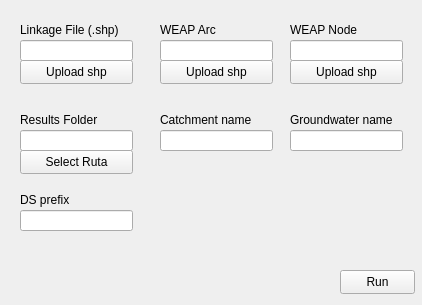
Old version of the form geo_checker_dialog.ui in the repository Kalliam/GeoCheckerQGIS.
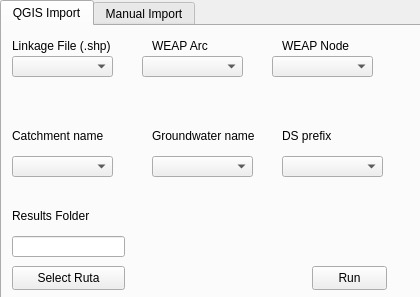
New version of the form. Custom widgets are drawn as their Qt base class.

Commit message: Second tab on UI for automatic input

```diff
--- a/geo_checker_dialog.ui
+++ b/geo_checker_dialog.ui
@@ -6,54 +6,34 @@
    <rect>
     <x>0</x>
     <y>0</y>
-    <width>422</width>
-    <height>305</height>
+    <width>420</width>
+    <height>297</height>
    </rect>
   </property>
   <property name="windowTitle">
    <string>Form</string>
   </property>
-  <widget class="QLabel" name="label">
+  <widget class="QTabWidget" name="tabWidget">
    <property name="geometry">
     <rect>
-     <x>20</x>
-     <y>20</y>
-     <width>101</width>
-     <height>20</height>
+     <x>0</x>
+     <y>0</y>
+     <width>421</width>
+     <height>301</height>
     </rect>
    </property>
-   <property name="text">
-    <string>Linkage File (.shp)</string>
+   <property name="currentIndex">
+    <number>0</number>
    </property>
-  </widget>
-  <widget class="QLineEdit" name="lineEdit_linkage">
+   <widget class="QWidget" name="tab_2">
+    <attribute name="title">
+     <string>QGIS Import</string>
+    </attribute>
+    <widget class="QLabel" name="label_23">
    <property name="geometry">
     <rect>
-     <x>20</x>
-     <y>40</y>
-     <width>113</width>
-     <height>21</height>
-    </rect>
-   </property>
-  </widget>
-  <widget class="QPushButton" name="btn_explore_linkage">
-   <property name="geometry">
-    <rect>
-     <x>20</x>
-     <y>60</y>
-     <width>113</width>
-     <height>24</height>
-    </rect>
-   </property>
-   <property name="text">
-    <string>Upload shp</string>
-   </property>
-  </widget>
-  <widget class="QLabel" name="label_2">
-   <property name="geometry">
-    <rect>
-     <x>160</x>
-     <y>20</y>
+       <x>150</x>
+       <y>10</y>
      <width>101</width>
      <height>20</height>
     </rect>
@@ -62,34 +42,66 @@
     <string>WEAP Arc</string>
    </property>
   </widget>
-  <widget class="QLineEdit" name="lineEdit_arc">
+    <widget class="QLabel" name="label_24">
    <property name="geometry">
     <rect>
-     <x>160</x>
-     <y>40</y>
+       <x>280</x>
+       <y>100</y>
      <width>113</width>
-     <height>21</height>
-    </rect>
-   </property>
-  </widget>
-  <widget class="QPushButton" name="btn_explore_arc">
+       <height>20</height>
+      </rect>
+     </property>
+     <property name="text">
+      <string>DS prefix</string>
+     </property>
+    </widget>
+    <widget class="QLabel" name="label_25">
    <property name="geometry">
     <rect>
-     <x>160</x>
-     <y>60</y>
+       <x>150</x>
+       <y>100</y>
      <width>113</width>
-     <height>24</height>
-    </rect>
-   </property>
+       <height>20</height>
+      </rect>
+     </property>
+     <property name="autoFillBackground">
+      <bool>false</bool>
+     </property>
    <property name="text">
-    <string>Upload shp</string>
-   </property>
-  </widget>
-  <widget class="QLabel" name="label_3">
+      <string>Groundwater name</string>
+     </property>
+    </widget>
+    <widget class="QLabel" name="label_26">
    <property name="geometry">
     <rect>
-     <x>290</x>
-     <y>20</y>
+       <x>10</x>
+       <y>100</y>
+       <width>113</width>
+       <height>20</height>
+      </rect>
+     </property>
+     <property name="text">
+      <string>Catchment name</string>
+     </property>
+    </widget>
+    <widget class="QLabel" name="label_27">
+     <property name="geometry">
+      <rect>
+       <x>10</x>
+       <y>180</y>
+       <width>101</width>
+       <height>20</height>
+      </rect>
+     </property>
+     <property name="text">
+      <string>Results Folder</string>
+     </property>
+    </widget>
+    <widget class="QLabel" name="label_28">
+     <property name="geometry">
+      <rect>
+       <x>280</x>
+       <y>10</y>
      <width>101</width>
      <height>20</height>
     </rect>
@@ -98,34 +110,128 @@
     <string>WEAP Node</string>
    </property>
   </widget>
-  <widget class="QLineEdit" name="lineEdit_node">
+    <widget class="QLabel" name="label_29">
    <property name="geometry">
     <rect>
-     <x>290</x>
-     <y>40</y>
+       <x>10</x>
+       <y>10</y>
+       <width>101</width>
+       <height>20</height>
+      </rect>
+     </property>
+     <property name="text">
+      <string>Linkage File (.shp)</string>
+     </property>
+    </widget>
+    <widget class="QgsMapLayerComboBox" name="cmb_layer_malla">
+     <property name="geometry">
+      <rect>
+       <x>10</x>
+       <y>30</y>
+       <width>101</width>
+       <height>21</height>
+      </rect>
+     </property>
+    </widget>
+    <widget class="QgsMapLayerComboBox" name="cmb_layer_arcs">
+     <property name="geometry">
+      <rect>
+       <x>140</x>
+       <y>30</y>
+       <width>101</width>
+       <height>21</height>
+      </rect>
+     </property>
+    </widget>
+    <widget class="QgsMapLayerComboBox" name="cmb_layer_nodes">
+     <property name="geometry">
+      <rect>
+       <x>270</x>
+       <y>30</y>
+       <width>101</width>
+       <height>21</height>
+      </rect>
+     </property>
+    </widget>
+    <widget class="QgsFieldComboBox" name="cmb_field_catchment">
+     <property name="geometry">
+      <rect>
+       <x>10</x>
+       <y>130</y>
+       <width>101</width>
+       <height>21</height>
+      </rect>
+     </property>
+    </widget>
+    <widget class="QgsFieldComboBox" name="cmb_field_groundwater">
+     <property name="geometry">
+      <rect>
+       <x>150</x>
+       <y>130</y>
+       <width>101</width>
+       <height>21</height>
+      </rect>
+     </property>
+    </widget>
+    <widget class="QLineEdit" name="txt_folder">
+     <property name="geometry">
+      <rect>
+       <x>10</x>
+       <y>210</y>
      <width>113</width>
      <height>21</height>
     </rect>
    </property>
-  </widget>
-  <widget class="QPushButton" name="btn_explore_node">
+     <property name="readOnly">
+      <bool>true</bool>
+     </property>
+    </widget>
+    <widget class="QgsFieldComboBox" name="cmb_field_ds_prefix">
    <property name="geometry">
     <rect>
-     <x>290</x>
-     <y>60</y>
+       <x>280</x>
+       <y>130</y>
+       <width>101</width>
+       <height>21</height>
+      </rect>
+     </property>
+    </widget>
+    <widget class="QPushButton" name="btn_explore_folder_2">
+     <property name="geometry">
+      <rect>
+       <x>10</x>
+       <y>240</y>
      <width>113</width>
      <height>24</height>
     </rect>
    </property>
    <property name="text">
-    <string>Upload shp</string>
-   </property>
-  </widget>
+      <string>Select Ruta</string>
+     </property>
+    </widget>
+    <widget class="QPushButton" name="btn_run_2">
+     <property name="geometry">
+      <rect>
+       <x>310</x>
+       <y>240</y>
+       <width>75</width>
+       <height>24</height>
+      </rect>
+     </property>
+     <property name="text">
+      <string>Run</string>
+     </property>
+    </widget>
+   </widget>
+   <widget class="QWidget" name="tab_4">
+    <attribute name="title">
+     <string>Manual Import</string>
+    </attribute>
   <widget class="QLabel" name="label_4">
    <property name="geometry">
     <rect>
-     <x>20</x>
-     <y>110</y>
+       <x>10</x>
+       <y>170</y>
      <width>101</width>
      <height>20</height>
     </rect>
@@ -137,31 +243,18 @@
   <widget class="QLineEdit" name="lineEdit_folder">
    <property name="geometry">
     <rect>
-     <x>20</x>
-     <y>130</y>
+       <x>10</x>
+       <y>190</y>
      <width>113</width>
      <height>21</height>
     </rect>
    </property>
   </widget>
-  <widget class="QPushButton" name="btn_explore_folder">
-   <property name="geometry">
-    <rect>
-     <x>20</x>
-     <y>150</y>
-     <width>113</width>
-     <height>24</height>
-    </rect>
-   </property>
-   <property name="text">
-    <string>Select Ruta</string>
-   </property>
-  </widget>
   <widget class="QLabel" name="label_5">
    <property name="geometry">
     <rect>
-     <x>160</x>
-     <y>110</y>
+       <x>10</x>
+       <y>90</y>
      <width>113</width>
      <height>20</height>
     </rect>
@@ -170,21 +263,24 @@
     <string>Catchment name</string>
    </property>
   </widget>
-  <widget class="QLineEdit" name="lineEdit_catchment">
+    <widget class="QLabel" name="label_3">
    <property name="geometry">
     <rect>
-     <x>160</x>
-     <y>130</y>
-     <width>113</width>
-     <height>21</height>
-    </rect>
-   </property>
+       <x>280</x>
+       <y>0</y>
+       <width>101</width>
+       <height>20</height>
+      </rect>
+     </property>
+     <property name="text">
+      <string>WEAP Node</string>
+     </property>
   </widget>
   <widget class="QLabel" name="label_6">
    <property name="geometry">
     <rect>
-     <x>290</x>
-     <y>110</y>
+       <x>140</x>
+       <y>90</y>
      <width>113</width>
      <height>20</height>
     </rect>
@@ -196,11 +292,96 @@
     <string>Groundwater name</string>
    </property>
   </widget>
+    <widget class="QLineEdit" name="lineEdit_ds_prefix">
+     <property name="geometry">
+      <rect>
+       <x>280</x>
+       <y>110</y>
+       <width>113</width>
+       <height>21</height>
+      </rect>
+     </property>
+    </widget>
+    <widget class="QLabel" name="label">
+     <property name="geometry">
+      <rect>
+       <x>10</x>
+       <y>0</y>
+       <width>101</width>
+       <height>20</height>
+      </rect>
+     </property>
+     <property name="text">
+      <string>Linkage File (.shp)</string>
+     </property>
+    </widget>
+    <widget class="QLabel" name="label_2">
+     <property name="geometry">
+      <rect>
+       <x>150</x>
+       <y>0</y>
+       <width>101</width>
+       <height>20</height>
+      </rect>
+     </property>
+     <property name="text">
+      <string>WEAP Arc</string>
+     </property>
+    </widget>
   <widget class="QLineEdit" name="lineEdit_groundwater">
    <property name="geometry">
     <rect>
-     <x>290</x>
-     <y>130</y>
+       <x>140</x>
+       <y>110</y>
+       <width>113</width>
+       <height>21</height>
+      </rect>
+     </property>
+    </widget>
+    <widget class="QPushButton" name="btn_explore_node">
+     <property name="geometry">
+      <rect>
+       <x>280</x>
+       <y>40</y>
+       <width>113</width>
+       <height>24</height>
+      </rect>
+     </property>
+     <property name="text">
+      <string>Upload shp</string>
+     </property>
+    </widget>
+    <widget class="QPushButton" name="btn_explore_folder">
+     <property name="geometry">
+      <rect>
+       <x>10</x>
+       <y>210</y>
+       <width>113</width>
+       <height>24</height>
+      </rect>
+     </property>
+     <property name="text">
+      <string>Select Ruta</string>
+     </property>
+    </widget>
+    <widget class="QPushButton" name="btn_explore_linkage">
+     <property name="geometry">
+      <rect>
+       <x>10</x>
+       <y>40</y>
+       <width>113</width>
+       <height>24</height>
+      </rect>
+     </property>
+     <property name="text">
+      <string>Upload shp</string>
+     </property>
+    </widget>
+    <widget class="QLineEdit" name="lineEdit_node">
+     <property name="geometry">
+      <rect>
+       <x>280</x>
+       <y>20</y>
      <width>113</width>
      <height>21</height>
     </rect>
@@ -209,8 +390,8 @@
   <widget class="QLabel" name="label_7">
    <property name="geometry">
     <rect>
-     <x>20</x>
-     <y>190</y>
+       <x>280</x>
+       <y>90</y>
      <width>113</width>
      <height>20</height>
     </rect>
@@ -219,21 +400,34 @@
     <string>DS prefix</string>
    </property>
   </widget>
-  <widget class="QLineEdit" name="lineEdit_ds_prefix">
+    <widget class="QLineEdit" name="lineEdit_arc">
    <property name="geometry">
     <rect>
-     <x>20</x>
-     <y>210</y>
+       <x>150</x>
+       <y>20</y>
      <width>113</width>
      <height>21</height>
     </rect>
    </property>
   </widget>
+    <widget class="QPushButton" name="btn_explore_arc">
+     <property name="geometry">
+      <rect>
+       <x>150</x>
+       <y>40</y>
+       <width>113</width>
+       <height>24</height>
+      </rect>
+     </property>
+     <property name="text">
+      <string>Upload shp</string>
+     </property>
+    </widget>
   <widget class="QPushButton" name="btn_run">
    <property name="geometry">
     <rect>
-     <x>340</x>
-     <y>270</y>
+       <x>330</x>
+       <y>240</y>
      <width>75</width>
      <height>24</height>
     </rect>
@@ -242,7 +436,41 @@
     <string>Run</string>
    </property>
   </widget>
- </widget>
+    <widget class="QLineEdit" name="lineEdit_catchment">
+     <property name="geometry">
+      <rect>
+       <x>10</x>
+       <y>110</y>
+       <width>113</width>
+       <height>21</height>
+      </rect>
+     </property>
+    </widget>
+    <widget class="QLineEdit" name="lineEdit_linkage">
+     <property name="geometry">
+      <rect>
+       <x>10</x>
+       <y>20</y>
+       <width>113</width>
+       <height>21</height>
+      </rect>
+     </property>
+    </widget>
+   </widget>
+  </widget>
+ </widget>
+ <customwidgets>
+  <customwidget>
+   <class>QgsFieldComboBox</class>
+   <extends>QComboBox</extends>
+   <header>qgsfieldcombobox.h</header>
+  </customwidget>
+  <customwidget>
+   <class>QgsMapLayerComboBox</class>
+   <extends>QComboBox</extends>
+   <header>qgsmaplayercombobox.h</header>
+  </customwidget>
+ </customwidgets>
  <resources/>
  <connections/>
 </ui>
```
Lines whose indentation alone changed are shown as unchanged.
